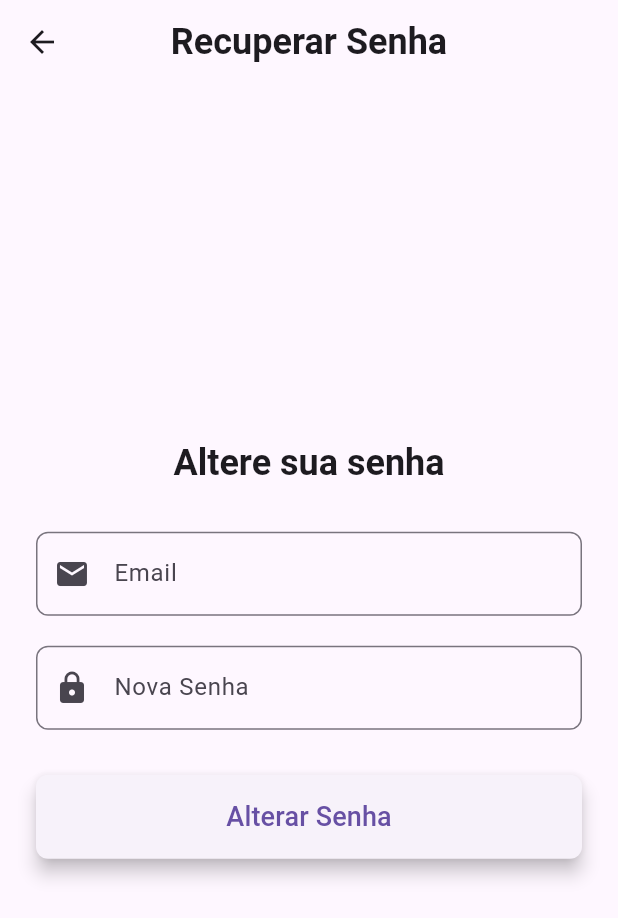
After one commit to Yhouz/Unilanches, a Flutter app: the screen it shows after launch, after a tap on "Recuperar Senha", on a phone screen of 412 x 824 dp. The commit adds this screen. Shown: the top 918 px of the screen. Run offline on Flutter 3.47's test engine with Material 3 defaults, Android fonts, the phone set to English and light mode, and no system bars; our stand-ins replace cached_network_image, file_picker, image_picker, shared_preferences.

Commit message:
recuperar a senha

```diff
--- a/lib/Login_page.dart
+++ b/lib/Login_page.dart
@@ -5,6 +5,7 @@ import 'package:unilanches/cliente/home_pageClient.dart';
 import 'package:unilanches/funcionario/home_pageFuncionairio.dart';
 import 'package:unilanches/register_page.dart';
 import 'package:unilanches/src/get/user_valider.dart';
+import 'package:unilanches/recupera_senha_pega.dart';
 
 class LoginPage extends StatefulWidget {
   const LoginPage({super.key});
@@ -248,6 +249,8 @@ class _LoginPageState extends State<LoginPage> {
                 ),
                 SizedBox(height: 20),
 
+                Column(
+                  children: [
                     Row(
                       children: [
                         ElevatedButton(
@@ -296,6 +299,32 @@ class _LoginPageState extends State<LoginPage> {
                         ),
                       ],
                     ),
+                    SizedBox(height: 20),
+                    ElevatedButton(
+                      onPressed: () {
+                        Navigator.push(
+                          context,
+                          MaterialPageRoute(
+                            builder: (context) => RecuperarSenhaPage(),
+                          ),
+                        );
+                      },
+                      style: ElevatedButton.styleFrom(
+                        foregroundColor: Colors.black,
+                        backgroundColor: Colors.green,
+                        shape: RoundedRectangleBorder(
+                          borderRadius: BorderRadius.circular(
+                            50,
+                          ), // Borda arredondada
+                        ),
+                      ),
+                      child: Text(
+                        'Recuperar Senha',
+                        style: TextStyle(fontSize: 20),
+                      ),
+                    ),
+                  ],
+                ),
               ],
             ),
           ),
--- /dev/null
+++ b/lib/recupera_senha_pega.dart
@@ -0,0 +1,174 @@
+// lib/src/pages/RecuperarSenhaPage.dart
+import 'dart:convert' show jsonDecode; // Importa apenas a função jsonDecode do pacote 'dart:convert'
+import 'package:flutter/material.dart'; // Importa o pacote essencial do Flutter para UI
+import 'package:unilanches/src/services/RecuperarSenha.dart'; // Importa sua classe de API
+import 'package:http/http.dart' as http; // Importa o pacote http para usar o tipo Response
+
+class RecuperarSenhaPage extends StatefulWidget {
+  const RecuperarSenhaPage({super.key});
+
+  @override
+  _RecuperarSenhaPageState createState() => _RecuperarSenhaPageState();
+}
+
+class _RecuperarSenhaPageState extends State<RecuperarSenhaPage> {
+  // Controladores para pegar o texto digitado nos campos de email e senha
+  final _emailController = TextEditingController();
+  final _senhaController = TextEditingController();
+
+  // Variável para armazenar e exibir mensagens de feedback ao usuário (sucesso, erro, etc.)
+  String mensagem = '';
+  // Flag para controlar o estado de carregamento do botão (mostra/esconde o indicador de progresso)
+  bool _isLoading = false;
+
+  /// Função assíncrona que é chamada quando o botão "Alterar Senha" é pressionado.
+  /// Ela lida com a validação de entrada, chamada da API e tratamento da resposta.
+  Future<void> enviarRecuperacao() async {
+    // Pega o texto dos campos de entrada e remove espaços em branco extras.
+    String email = _emailController.text.trim();
+    String novaSenha = _senhaController.text.trim();
+
+    // 1. Validação inicial: verifica se os campos estão vazios.
+    if (email.isEmpty || novaSenha.isEmpty) {
+      setState(() {
+        mensagem = 'Por favor, preencha todos os campos!';
+      });
+      return; // Interrompe a execução se os campos estiverem vazios.
+    }
+
+    // 2. Define o estado de carregamento e limpa mensagens anteriores.
+    setState(() {
+      _isLoading = true; // Ativa o indicador de carregamento.
+      mensagem = ''; // Limpa qualquer mensagem antiga.
+    });
+
+    try {
+      // 3. Instancia a classe de serviço da API.
+      var api = RecuperarSenhaApi();
+      // 4. Faz a chamada à API e aguarda a resposta.
+      // O 'response' será um objeto http.Response, conforme definido na sua API.
+      http.Response response = await api.recuperarSenha(email, novaSenha);
+
+      // 5. Trata a resposta da API com base no código de status HTTP.
+      if (response.statusCode == 200) {
+        // Se o status for 200 (OK), a operação foi um sucesso.
+        setState(() {
+          mensagem = 'Senha alterada com sucesso!';
+          // Opcional: Limpa os campos após a alteração bem-sucedida.
+          _emailController.clear();
+          _senhaController.clear();
+        });
+      } else {
+        // Se o status não for 200, houve um erro da API.
+        // Tenta decodificar o corpo da resposta, que deve ser um JSON com a mensagem de erro.
+        var respostaJson = jsonDecode(response.body);
+        setState(() {
+          // Define a mensagem de erro. A API deve retornar um JSON com uma chave 'erro'.
+          // Se 'erro' não existir, usa uma mensagem genérica.
+          mensagem = respostaJson['erro'] ?? 'Erro ao atualizar senha. Por favor, tente novamente.';
+        });
+      }
+    } catch (e) {
+      // 6. Captura exceções (erros) que podem ocorrer durante a chamada da API
+      // (ex: problema de rede, servidor offline, exceção lançada pelo 'throw Exception' na API).
+      setState(() {
+        mensagem = 'Não foi possível conectar ao servidor. Verifique sua conexão com a internet.';
+      });
+    } finally {
+      // 7. Este bloco é executado SEMPRE, independentemente de sucesso ou erro.
+      setState(() {
+        _isLoading = false; // Desativa o indicador de carregamento.
+      });
+    }
+  }
+
+  @override
+  Widget build(BuildContext context) {
+    return Scaffold(
+      appBar: AppBar(
+        title: const Text('Recuperar Senha'),
+        centerTitle: true, // Centraliza o título na barra de aplicativo.
+      ),
+      body: Padding(
+        padding: const EdgeInsets.all(24.0), // Adiciona preenchimento em toda a volta do conteúdo.
+        child: Column(
+          // Centraliza os elementos verticalmente na tela.
+          mainAxisAlignment: MainAxisAlignment.center,
+          // Estica os elementos horizontalmente para preencher a largura disponível.
+          crossAxisAlignment: CrossAxisAlignment.stretch,
+          children: [
+            Text(
+              'Altere sua senha',
+              // Estiliza o texto para ser um título com fonte maior e negrito.
+              style: Theme.of(context).textTheme.headlineSmall?.copyWith(fontWeight: FontWeight.bold),
+              textAlign: TextAlign.center, // Centraliza o texto.
+            ),
+            const SizedBox(height: 30), // Espaço vertical entre o título e o primeiro campo.
+
+            // Campo de entrada para o Email.
+            TextField(
+              controller: _emailController,
+              keyboardType: TextInputType.emailAddress, // Mostra o teclado otimizado para e-mails.
+              decoration: InputDecoration(
+                labelText: 'Email', // Rótulo acima do campo.
+                hintText: 'Digite seu email', // Texto de dica dentro do campo.
+                border: OutlineInputBorder( // Adiciona uma borda arredondada ao redor do campo.
+                  borderRadius: BorderRadius.circular(8.0),
+                ),
+                prefixIcon: const Icon(Icons.email), // Ícone de e-mail dentro do campo.
+              ),
+            ),
+            const SizedBox(height: 20), // Espaço entre o campo de email e o de senha.
+
+            // Campo de entrada para a Nova Senha.
+            TextField(
+              controller: _senhaController,
+              obscureText: true, // Esconde o texto digitado (para senhas).
+              decoration: InputDecoration(
+                labelText: 'Nova Senha',
+                hintText: 'Crie sua nova senha',
+                border: OutlineInputBorder(
+                  borderRadius: BorderRadius.circular(8.0),
+                ),
+                prefixIcon: const Icon(Icons.lock), // Ícone de cadeado.
+              ),
+            ),
+            const SizedBox(height: 30), // Espaço antes do botão de ação.
+
+            // Exibe um indicador de carregamento ou o botão, dependendo do estado.
+            _isLoading
+                ? const Center(child: CircularProgressIndicator()) // Mostra uma bolinha de carregamento.
+                : ElevatedButton(
+                    onPressed: enviarRecuperacao, // Chama a função quando o botão é clicado.
+                    style: ElevatedButton.styleFrom(
+                      padding: const EdgeInsets.symmetric(vertical: 15.0), // Aumenta o tamanho do botão.
+                      shape: RoundedRectangleBorder(
+                        borderRadius: BorderRadius.circular(8.0), // Cantos arredondados para o botão.
+                      ),
+                      elevation: 5, // Adiciona uma pequena sombra para um efeito 3D.
+                    ),
+                    child: const Text(
+                      'Alterar Senha',
+                      style: TextStyle(fontSize: 18), // Aumenta o tamanho da fonte do texto do botão.
+                    ),
+                  ),
+            const SizedBox(height: 15), // Espaço abaixo do botão.
+
+            // Exibe a mensagem de feedback (sucesso ou erro) ao usuário.
+            if (mensagem.isNotEmpty) // Só mostra o Text se a mensagem não estiver vazia.
+              Text(
+                mensagem,
+                textAlign: TextAlign.center,
+                style: TextStyle(
+                  // A cor do texto muda para verde em caso de sucesso, vermelho em caso de erro.
+                  color: mensagem.contains('sucesso') ? Colors.green : Colors.red,
+                  fontWeight: FontWeight.bold, // Deixa a mensagem em negrito.
+                  fontSize: 16,
+                ),
+              ),
+          ],
+        ),
+      ),
+    );
+  }
+}
--- /dev/null
+++ b/lib/src/services/RecuperarSenha.dart
@@ -0,0 +1,40 @@
+// lib/src/services/RecuperarSenha.dart
+import 'dart:convert'; // Para usar jsonEncode e jsonDecode
+import 'package:http/http.dart' as http; // Para fazer requisições HTTP
+
+class RecuperarSenhaApi {
+  // A URL do seu endpoint de recuperação de senha.
+  // Certifique-se de que esta URL está correta e acessível.
+  final String baseUrl = 'https://api-a35y.onrender.com/api/recuperar-senha/';
+
+  /// Envia uma requisição POST para a API para recuperar/alterar a senha de um usuário.
+  ///
+  /// Recebe o [email] do usuário e a [novaSenha] que será definida.
+  /// Retorna um [http.Response] contendo a resposta completa do servidor.
+  /// Lança uma [Exception] se houver um erro de conexão (ex: sem internet).
+  Future<http.Response> recuperarSenha(String email, String novaSenha) async {
+    try {
+      final response = await http.post(
+        Uri.parse(baseUrl), // Converte a String URL para um objeto Uri
+        headers: {
+          // Informa ao servidor que estamos enviando JSON
+          'Content-Type': 'application/json; charset=UTF-8',
+          // Informa ao servidor que esperamos JSON de volta
+          'accept': 'application/json',
+        },
+        body: jsonEncode({
+          // Converte o mapa Dart em uma string JSON para o corpo da requisição
+          'email': email,
+          'nova_senha': novaSenha,
+        }),
+      );
+      return response; // Retorna o objeto de resposta completo (statusCode, body, etc.)
+    } catch (e) {
+      // Captura qualquer erro que ocorra durante a comunicação HTTP (ex: falha de rede)
+      print("Erro na API de recuperar senha: $e"); // Loga o erro para depuração
+      throw Exception(
+        'Falha ao conectar com o servidor. Verifique sua conexão ou tente novamente mais tarde.',
+      );
+    }
+  }
+}
```
Lines whose indentation alone changed are shown as unchanged.
